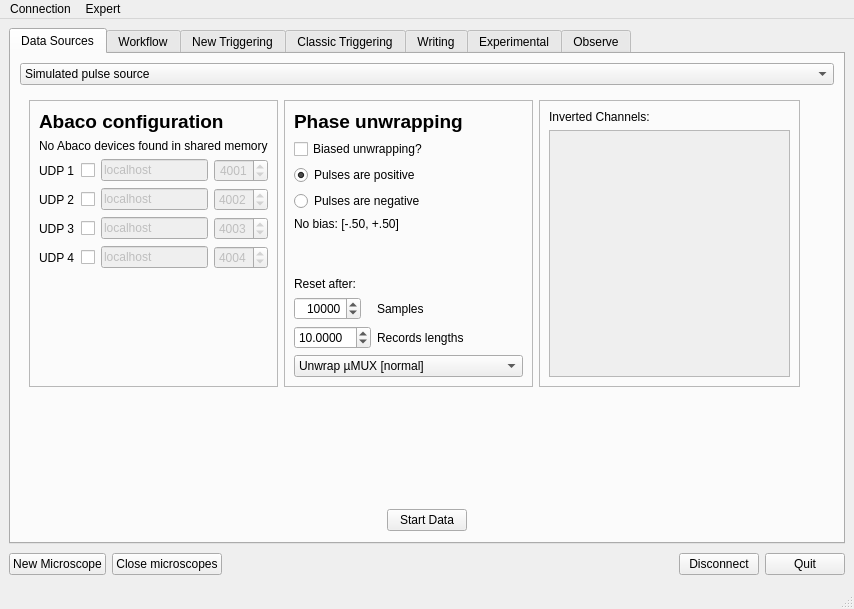
Before: the Qt Designer form dastardcommander/ui/dc.ui in usnistgov/dastardcommander, drawn with Qt 5.
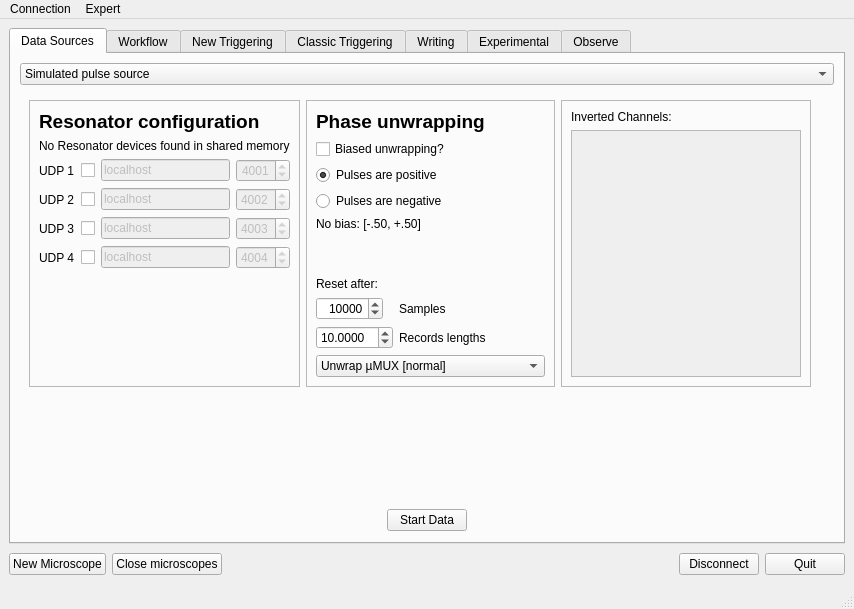
After: the same form once the commit is applied. Icons and pictures are not drawn.

Commit message: Rename abaco -> resonator

```diff
--- a/dastardcommander/ui/dc.ui
+++ b/dastardcommander/ui/dc.ui
@@ -1110,7 +1110,7 @@
                   </font>
                  </property>
                  <property name="text">
-                  <string>Abaco configuration</string>
+                  <string>Resonator configuration</string>
                  </property>
                  <property name="textFormat">
                   <enum>Qt::AutoText</enum>
@@ -1120,7 +1120,7 @@
                <item>
                 <widget class="QLabel" name="noAbacoLabel">
                  <property name="text">
-                  <string>No Abaco devices found in shared memory</string>
+                  <string>No Resonator devices found in shared memory</string>
                  </property>
                 </widget>
                </item>
```
Left out of the diff: 10 changed lines with no effect on the pictures. The commit also changes 2 other files.
